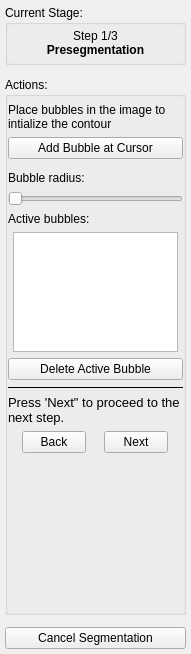
Before: the Qt Designer form GUI/Qt/Components/SnakeWizardPanel.ui in pyushkevich/itksnap, drawn with Qt 5.
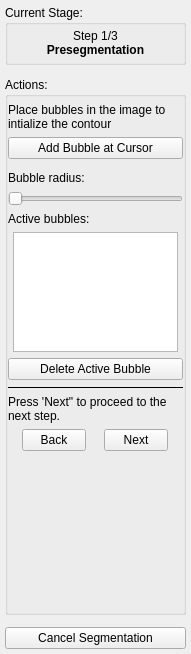
After: the same form once the commit is applied. The open tabs and pages were chosen to show the change. Icons and pictures are not drawn. Custom widgets are drawn as their Qt base class.

```diff
--- a/GUI/Qt/Components/SnakeWizardPanel.ui
+++ b/GUI/Qt/Components/SnakeWizardPanel.ui
@@ -1673,11 +1673,7 @@
           <item>
            <widget class="QLabel" name="label_16">
             <property name="text">
-             <string>&lt;!DOCTYPE HTML PUBLIC &quot;-//W3C//DTD HTML 4.0//EN&quot; &quot;http://www.w3.org/TR/REC-html40/strict.dtd&quot;&gt;
-&lt;html&gt;&lt;head&gt;&lt;meta name=&quot;qrichtext&quot; content=&quot;1&quot; /&gt;&lt;style type=&quot;text/css&quot;&gt;
-p, li { white-space: pre-wrap; }
-&lt;/style&gt;&lt;/head&gt;&lt;body style=&quot; font-family:'.Lucida Grande UI'; font-size:12px; font-weight:400; font-style:normal;&quot;&gt;
-&lt;p style=&quot; margin-top:0px; margin-bottom:0px; margin-left:0px; margin-right:0px; -qt-block-indent:0; text-indent:0px;&quot;&gt;&lt;span style=&quot; font-family:'Lucida Grande'; font-size:13px;&quot;&gt;Press 'Next&amp;quot; to proceed to the next step.&lt;/span&gt;&lt;/p&gt;&lt;/body&gt;&lt;/html&gt;</string>
+             <string>Press 'Next&quot; to proceed to the next step.</string>
             </property>
             <property name="wordWrap">
              <bool>true</bool>
```
Left out of the diff: 12 changed lines with no effect on the pictures.
